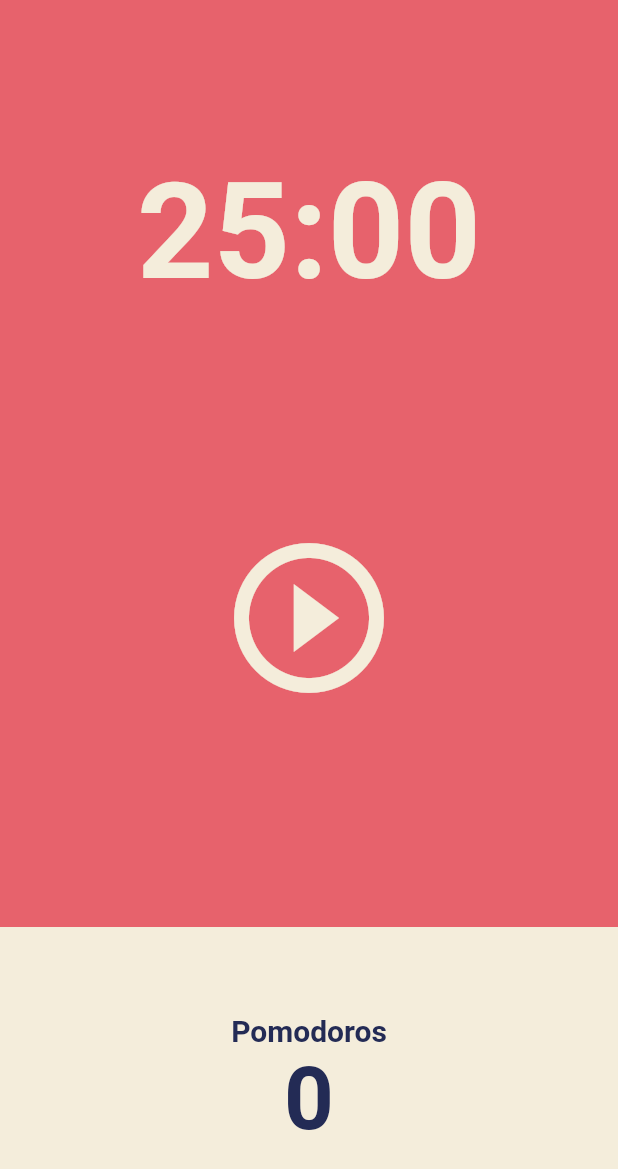
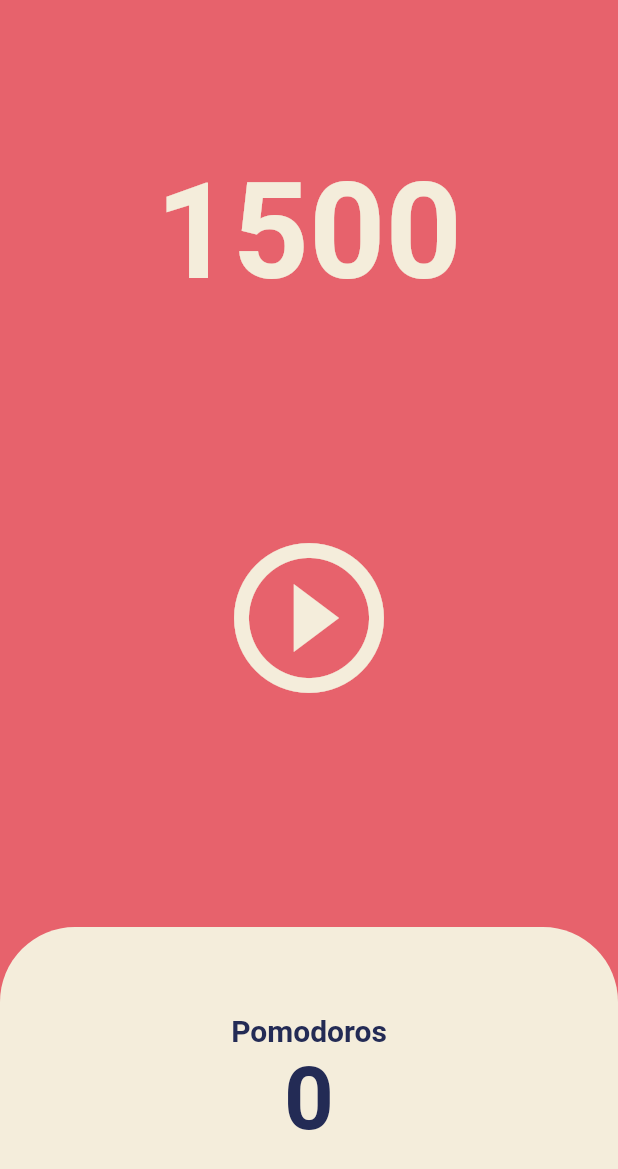
Before and after one commit to chae1-1111/flutter-pomodoro, a Flutter app: the screen it shows after launch, on a phone screen of 412 x 824 dp. Shown: the top 1169 px of the screen. Run offline on Flutter 3.47's test engine with Material 2 defaults, Android fonts, the phone set to English and light mode, and no system bars.

Commit message:
add timer feature(decrease totalSeconds every seconds)

```diff
--- a/lib/screens/home_screen.dart
+++ b/lib/screens/home_screen.dart
@@ -1,3 +1,5 @@
+import 'dart:async';
+
 import 'package:flutter/material.dart';
 
 class HomeScreen extends StatefulWidget {
@@ -8,6 +10,25 @@ class HomeScreen extends StatefulWidget {
 }
 
 class _HomeScreenState extends State<HomeScreen> {
+  int totalSeconds = 1500;
+
+  late Timer timer;
+
+  void onTick(Timer timer) {
+    setState(() {
+      totalSeconds = totalSeconds - 1;
+    });
+  }
+
+  void onStartPressed() {
+    timer = Timer.periodic(
+      const Duration(
+        seconds: 1,
+      ),
+      onTick,
+    );
+  }
+
   @override
   Widget build(BuildContext context) {
     return Scaffold(
@@ -19,7 +40,7 @@ class _HomeScreenState extends State<HomeScreen> {
             child: Container(
               alignment: Alignment.bottomCenter,
               child: Text(
-                "25:00",
+                "$totalSeconds",
                 style: TextStyle(
                   color: Theme.of(context).cardColor,
                   fontSize: 89,
@@ -35,7 +56,7 @@ class _HomeScreenState extends State<HomeScreen> {
                 child: IconButton(
                   iconSize: 120,
                   color: Theme.of(context).cardColor,
-                  onPressed: () {},
+                  onPressed: onStartPressed,
                   icon: const Icon(Icons.play_circle_outline),
                 ),
               ),
@@ -47,8 +68,13 @@ class _HomeScreenState extends State<HomeScreen> {
               children: [
                 Expanded(
                   child: Container(
-                    decoration:
-                        BoxDecoration(color: Theme.of(context).cardColor),
+                    decoration: BoxDecoration(
+                      color: Theme.of(context).cardColor,
+                      borderRadius: const BorderRadius.only(
+                        topLeft: Radius.circular(50),
+                        topRight: Radius.circular(50),
+                      ),
+                    ),
                     child: Column(
                       mainAxisAlignment: MainAxisAlignment.center,
                       children: [
```
